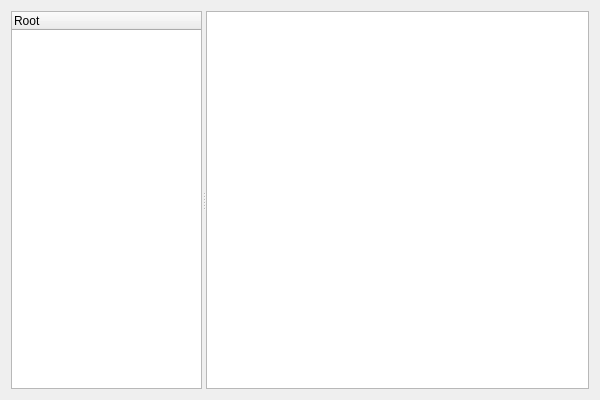
This is Forms/NodeInfo.ui in Philip117/FBXViewer as Qt 5 draws it before an edit. The edited form follows.
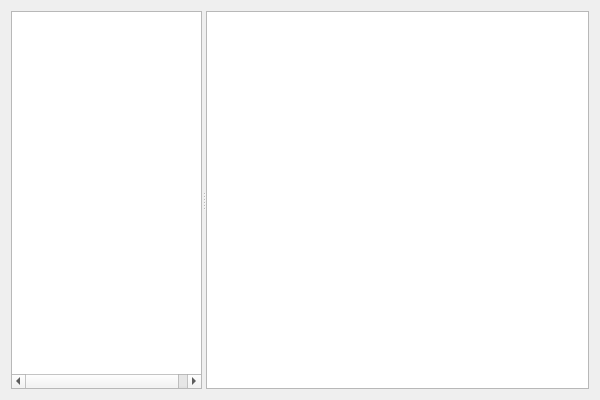
This is the edited form.

```diff
--- a/Forms/NodeInfo.ui
+++ b/Forms/NodeInfo.ui
@@ -38,9 +38,17 @@
       <property name="lineWidth">
        <number>1</number>
       </property>
+      <attribute name="headerVisible">
+       <bool>false</bool>
+      </attribute>
       <column>
        <property name="text">
-        <string>Root</string>
+        <string>Name</string>
+       </property>
+      </column>
+      <column>
+       <property name="text">
+        <string>Type</string>
        </property>
       </column>
      </widget>
```
